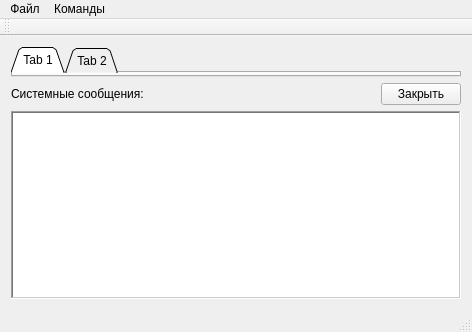
Before: the Qt Designer form mainwindow.ui in atikbif/relkonIDE, drawn with Qt 5.
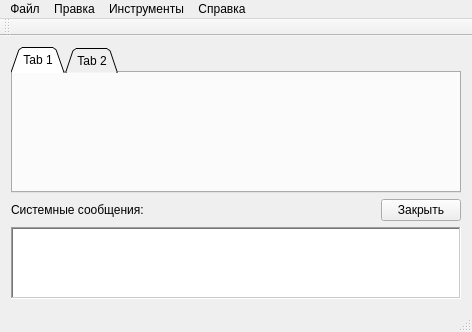
After: the same form once the commit is applied. Icons and pictures are not drawn.

```diff
--- a/mainwindow.ui
+++ b/mainwindow.ui
@@ -21,13 +21,13 @@
     <normaloff>:/R.ico</normaloff>:/R.ico</iconset>
   </property>
   <widget class="QWidget" name="centralWidget">
-   <layout class="QVBoxLayout" name="verticalLayout">
-    <item>
+   <layout class="QGridLayout" name="gridLayout">
+    <item row="0" column="0" colspan="3">
      <widget class="QTabWidget" name="tabWidget">
       <property name="sizePolicy">
        <sizepolicy hsizetype="Expanding" vsizetype="Expanding">
         <horstretch>0</horstretch>
-        <verstretch>1</verstretch>
+        <verstretch>10</verstretch>
        </sizepolicy>
       </property>
       <property name="tabPosition">
@@ -60,20 +60,58 @@
       </widget>
      </widget>
     </item>
-    <item>
-     <layout class="QGridLayout" name="gridLayout">
-      <item row="0" column="0">
+    <item row="1" column="0">
        <widget class="QLabel" name="infoLabel">
         <property name="text">
          <string>Системные сообщения:</string>
         </property>
        </widget>
       </item>
-      <item row="1" column="0" colspan="3">
+    <item row="1" column="1">
+     <spacer name="horizontalSpacer">
+      <property name="orientation">
+       <enum>Qt::Horizontal</enum>
+      </property>
+      <property name="sizeType">
+       <enum>QSizePolicy::Expanding</enum>
+      </property>
+      <property name="sizeHint" stdset="0">
+       <size>
+        <width>245</width>
+        <height>20</height>
+       </size>
+      </property>
+     </spacer>
+    </item>
+    <item row="1" column="2">
+     <widget class="QPushButton" name="closeInfoListButton">
+      <property name="font">
+       <font>
+        <kerning>true</kerning>
+       </font>
+      </property>
+      <property name="text">
+       <string>Закрыть</string>
+      </property>
+     </widget>
+    </item>
+    <item row="2" column="0" colspan="3">
        <widget class="QListWidget" name="listWidget">
         <property name="enabled">
          <bool>true</bool>
         </property>
+      <property name="sizePolicy">
+       <sizepolicy hsizetype="Preferred" vsizetype="Preferred">
+        <horstretch>0</horstretch>
+        <verstretch>3</verstretch>
+       </sizepolicy>
+      </property>
+      <property name="minimumSize">
+       <size>
+        <width>0</width>
+        <height>0</height>
+       </size>
+      </property>
         <property name="frameShape">
          <enum>QFrame::WinPanel</enum>
         </property>
@@ -91,36 +129,6 @@
         </property>
        </widget>
       </item>
-      <item row="0" column="2">
-       <widget class="QPushButton" name="closeInfoListButton">
-        <property name="font">
-         <font>
-          <kerning>true</kerning>
-         </font>
-        </property>
-        <property name="text">
-         <string>Закрыть</string>
-        </property>
-       </widget>
-      </item>
-      <item row="0" column="1">
-       <spacer name="horizontalSpacer">
-        <property name="orientation">
-         <enum>Qt::Horizontal</enum>
-        </property>
-        <property name="sizeType">
-         <enum>QSizePolicy::Expanding</enum>
-        </property>
-        <property name="sizeHint" stdset="0">
-         <size>
-          <width>238</width>
-          <height>20</height>
-         </size>
-        </property>
-       </spacer>
-      </item>
-     </layout>
-    </item>
    </layout>
   </widget>
   <widget class="QMenuBar" name="menuBar">
@@ -145,13 +153,25 @@
     </widget>
     <addaction name="menuNew"/>
    </widget>
+   <widget class="QMenu" name="menuEdit">
+    <property name="title">
+     <string>Правка</string>
+    </property>
+   </widget>
    <widget class="QMenu" name="menuCmd">
     <property name="title">
-     <string>Команды</string>
+     <string>Инструменты</string>
+    </property>
+   </widget>
+   <widget class="QMenu" name="menuHelp">
+    <property name="title">
+     <string>Справка</string>
     </property>
    </widget>
    <addaction name="menuFile"/>
+   <addaction name="menuEdit"/>
    <addaction name="menuCmd"/>
+   <addaction name="menuHelp"/>
   </widget>
   <widget class="QToolBar" name="mainToolBar">
    <attribute name="toolBarArea">
```
Lines whose indentation alone changed are shown as unchanged.
